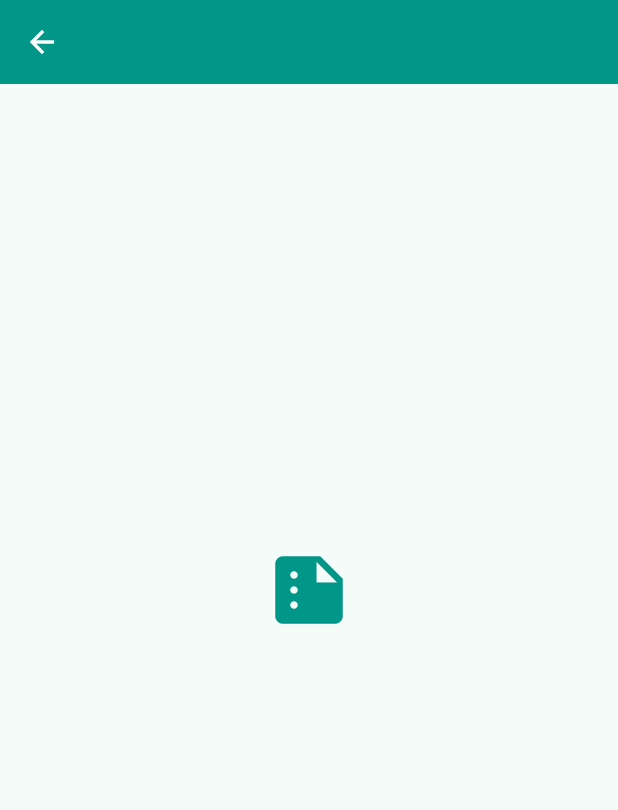
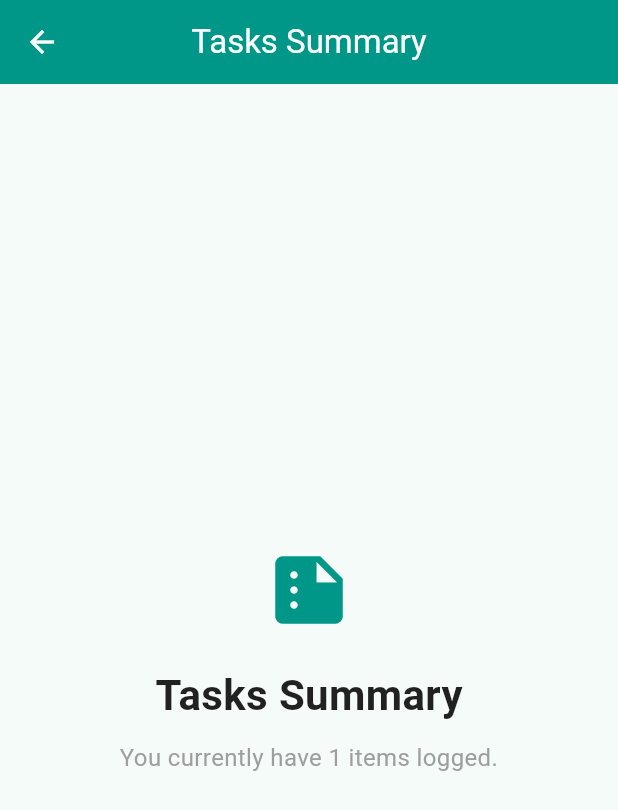
Before and after one commit to Nabilah278/students-care, a Flutter app: the screen it shows after launch, after a tap on the "delete" icon, after a tap on the "assessment" icon, on a phone screen of 412 x 824 dp. Shown: the top 810 px of the screen. Run offline on Flutter 3.47's test engine with Material 3 defaults, Android fonts, the phone set to English and light mode, and no system bars; our stand-ins replace shared_preferences.

Commit message:
Update home_screen.dart

```diff
--- a/lib/screens/home_screen.dart
+++ b/lib/screens/home_screen.dart
@@ -1,4 +1,5 @@
 import 'package:flutter/material.dart';
+import 'package:shared_preferences/shared_preferences.dart';
 import 'package:students_care/screens/account_screen.dart';
 import 'package:students_care/screens/reminders_screen.dart';
 import 'package:students_care/screens/summary_screen.dart';
@@ -11,16 +12,39 @@ class HomeScreen extends StatefulWidget {
 }
 
 class _HomeScreenState extends State<HomeScreen> {
-  final List<String> _items = ['Student Support Item 1', 'Student Support Item 2'];
+  List<String> _items = ['Student Support Item 1', 'Student Support Item 2'];
 
   final TextEditingController _addController = TextEditingController();
   final TextEditingController _editController = TextEditingController();
+
+  @override
+  void initState() {
+    super.initState();
+    _loadItems();
+  }
 
   @override
   void dispose() {
     _addController.dispose();
     _editController.dispose();
     super.dispose();
+  }
+
+  // Load saved items from local storage
+  Future<void> _loadItems() async {
+    final prefs = await SharedPreferences.getInstance();
+    final savedItems = prefs.getStringList('student_care_items');
+    if (savedItems != null) {
+      setState(() {
+        _items = savedItems;
+      });
+    }
+  }
+
+
+  Future<void> _saveItems() async {
+    final prefs = await SharedPreferences.getInstance();
+    await prefs.setStringList('student_care_items', _items);
   }
 
   void _addItem() {
@@ -34,6 +58,7 @@ class _HomeScreenState extends State<HomeScreen> {
       _items.add(_addController.text.trim());
       _addController.clear();
     });
+    _saveItems();
   }
 
   void _showEditDialog(int index) {
@@ -58,6 +83,7 @@ class _HomeScreenState extends State<HomeScreen> {
                 setState(() {
                   _items[index] = _editController.text.trim();
                 });
+                _saveItems();
                 Navigator.pop(context);
               }
             },
@@ -72,6 +98,7 @@ class _HomeScreenState extends State<HomeScreen> {
     setState(() {
       _items.removeAt(index);
     });
+    _saveItems();
   }
 
   @override
@@ -86,7 +113,7 @@ class _HomeScreenState extends State<HomeScreen> {
             onPressed: () {
               Navigator.push(
                 context,
-                MaterialPageRoute(builder: (context) => const AccountScreen(studentName: '',)),
+                MaterialPageRoute(builder: (context) => const AccountScreen(studentName: 'Demo Student')),
               );
             },
           ),
@@ -96,7 +123,12 @@ class _HomeScreenState extends State<HomeScreen> {
             onPressed: () {
               Navigator.push(
                 context,
-                MaterialPageRoute(builder: (context) => const RemindersScreen(title: '', reminders: [],)),
+                MaterialPageRoute(
+                  builder: (context) => RemindersScreen(
+                    title: 'Active Reminders',
+                    reminders: _items,
+                  ),
+                ),
               );
             },
           ),
@@ -106,7 +138,12 @@ class _HomeScreenState extends State<HomeScreen> {
             onPressed: () {
               Navigator.push(
                 context,
-                MaterialPageRoute(builder: (context) => const SummaryScreen(title: '', message: '',)),
+                MaterialPageRoute(
+                  builder: (context) => SummaryScreen(
+                    title: 'Tasks Summary',
+                    message: 'You currently have ${_items.length} items logged.',
+                  ),
+                ),
               );
             },
           ),
```
